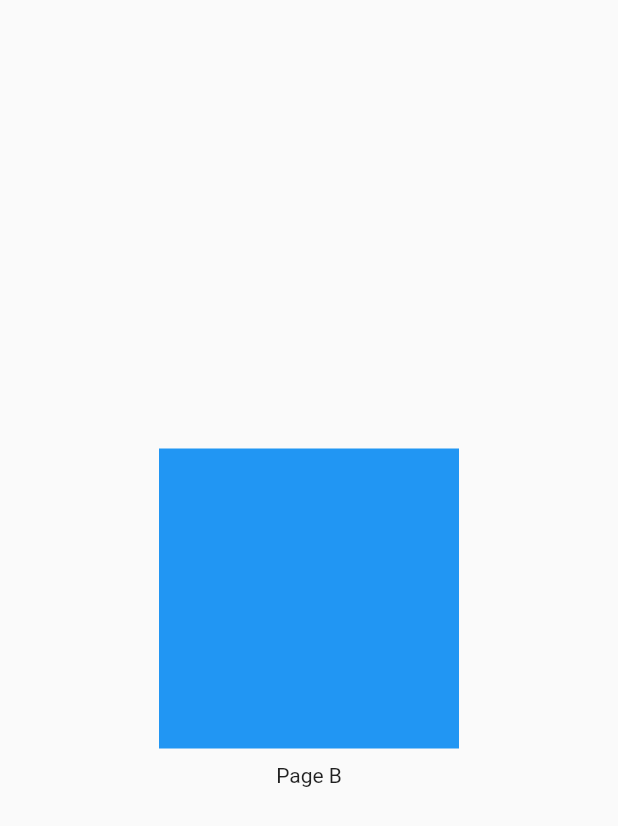
After one commit to Collins-01/Art-and-Animations, a Flutter app: the screen it shows after launch, after a tap on "Page A", on a phone screen of 412 x 824 dp. The commit adds this screen. Shown: the top 826 px of the screen. Run offline on Flutter 3.47's test engine with Material 2 defaults, Android fonts, the light colour scheme and no system bars.

Commit message:
Added page routing animation

```diff
--- a/lib/main.dart
+++ b/lib/main.dart
@@ -1,4 +1,4 @@
-import 'package:art_and_animations/social_stories.dart';
+import 'package:art_and_animations/page_routing_animations.dart';
 import 'package:flutter/material.dart';
 
 void main() {
@@ -12,7 +12,7 @@ class MainApp extends StatelessWidget {
   Widget build(BuildContext context) {
     _peCacheImages(context);
     return const MaterialApp(
-      home: SocialStories(),
+      home: PageA(),
     );
   }
 }
--- /dev/null
+++ b/lib/page_routing_animations.dart
@@ -0,0 +1,84 @@
+import 'package:flutter/material.dart';
+
+class PageA extends StatelessWidget {
+  const PageA({Key? key}) : super(key: key);
+
+  @override
+  Widget build(BuildContext context) {
+    return Scaffold(
+      body: Center(
+        child: Column(
+          mainAxisAlignment: MainAxisAlignment.center,
+          children: [
+            Container(
+              height: 200,
+              width: 200,
+              decoration: const BoxDecoration(
+                color: Colors.green,
+              ),
+            ),
+            const SizedBox(
+              height: 10,
+            ),
+            TextButton(
+              onPressed: () => Navigator.of(context).push(
+                _createRoute(),
+              ),
+              child: const Text("Page A"),
+            )
+          ],
+        ),
+      ),
+    );
+  }
+
+  Route _createRoute() {
+    return PageRouteBuilder(
+      pageBuilder: (context, animation, secondaryAnimation) => const PageB(),
+      transitionDuration: const Duration(milliseconds: 800),
+      transitionsBuilder: (context, animation, secondaryAnimation, child) {
+        const begin = Offset(0.0, 1.0); //beging from the bottom of the page
+        const end = Offset.zero; // ends at the top of the page
+        var curve = Curves.easeIn;
+        var curveTween = CurveTween(curve: curve);
+        final tween = Tween(begin: begin, end: end).chain(curveTween);
+        return SlideTransition(
+          position: animation.drive(tween),
+          child: child,
+        );
+      },
+    );
+  }
+}
+
+class PageB extends StatelessWidget {
+  const PageB({Key? key}) : super(key: key);
+
+  @override
+  Widget build(BuildContext context) {
+    return Scaffold(
+      body: Center(
+        child: Column(
+          mainAxisAlignment: MainAxisAlignment.center,
+          children: [
+            Container(
+              height: 200,
+              width: 200,
+              decoration: const BoxDecoration(
+                color: Colors.blue,
+              ),
+            ),
+            const SizedBox(
+              height: 10,
+            ),
+            const Text("Page B")
+          ],
+        ),
+      ),
+    );
+  }
+
+  // Route _createRoute() {
+  //   return PageRouteBuilder(pageBuilder: (context,animation,secondaryAnimation)=>);
+  // }
+}
```
Also changed, not shown: lib/chart_view.dart (added, +57 -0 lines).
